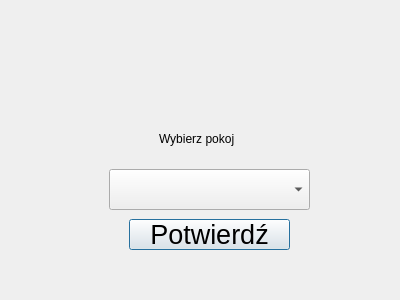
The window that src/client/room.ui (x-Yoshida/SK2-Projekt) describes before a commit, drawn with Qt 5.
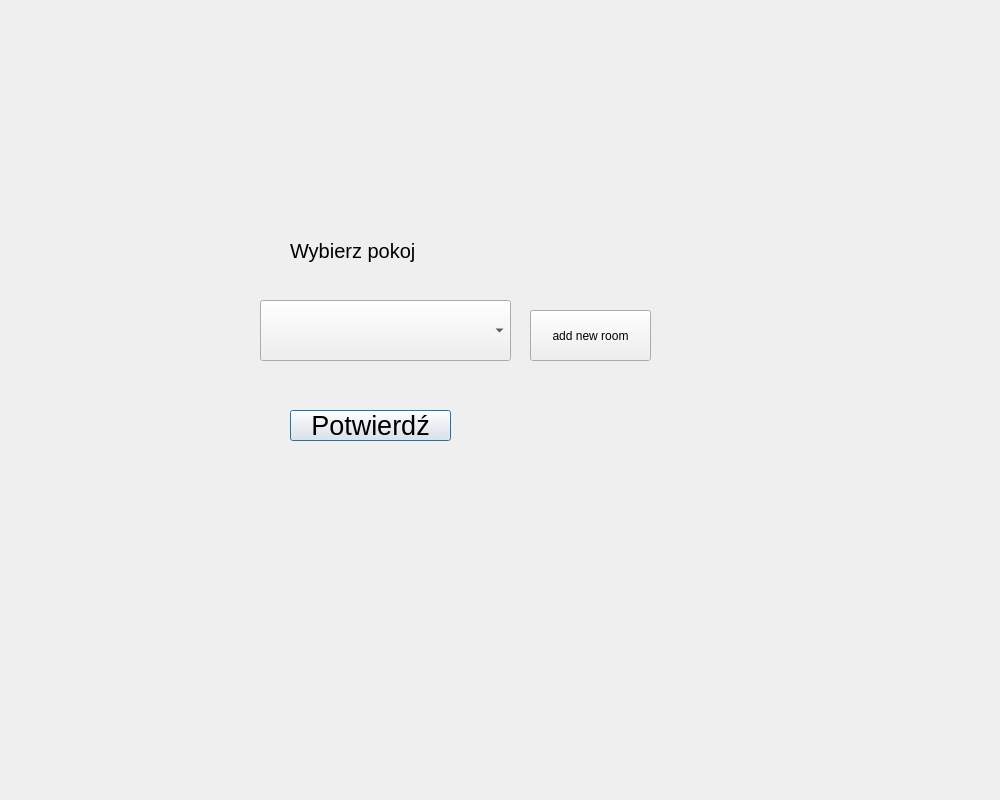
The same window after the commit.

```diff
--- a/src/client/room.ui
+++ b/src/client/room.ui
@@ -6,8 +6,8 @@
    <rect>
     <x>0</x>
     <y>0</y>
-    <width>400</width>
-    <height>300</height>
+    <width>1000</width>
+    <height>800</height>
    </rect>
   </property>
   <property name="windowTitle">
@@ -16,31 +16,36 @@
   <widget class="QWidget" name="widget" native="true">
    <property name="geometry">
     <rect>
-     <x>9</x>
-     <y>19</y>
-     <width>371</width>
-     <height>261</height>
+     <x>60</x>
+     <y>-10</y>
+     <width>1001</width>
+     <height>801</height>
     </rect>
    </property>
    <widget class="QComboBox" name="roomComboBox">
     <property name="geometry">
      <rect>
-      <x>100</x>
-      <y>150</y>
-      <width>201</width>
-      <height>41</height>
+      <x>200</x>
+      <y>310</y>
+      <width>251</width>
+      <height>61</height>
      </rect>
     </property>
    </widget>
    <widget class="QLabel" name="roomLabel">
     <property name="geometry">
      <rect>
-      <x>150</x>
-      <y>110</y>
-      <width>101</width>
-      <height>20</height>
+      <x>230</x>
+      <y>230</y>
+      <width>181</width>
+      <height>61</height>
      </rect>
     </property>
+    <property name="font">
+     <font>
+      <pointsize>15</pointsize>
+     </font>
+    </property>
     <property name="text">
      <string>Wybierz pokoj</string>
     </property>
@@ -48,8 +53,8 @@
    <widget class="QPushButton" name="roomSubmitButton">
     <property name="geometry">
      <rect>
-      <x>120</x>
-      <y>200</y>
+      <x>230</x>
+      <y>420</y>
       <width>161</width>
       <height>31</height>
      </rect>
@@ -63,6 +68,19 @@
      <string>Potwierdź</string>
     </property>
    </widget>
+   <widget class="QPushButton" name="roomAddButton">
+    <property name="geometry">
+     <rect>
+      <x>470</x>
+      <y>320</y>
+      <width>121</width>
+      <height>51</height>
+     </rect>
+    </property>
+    <property name="text">
+     <string>add new room</string>
+    </property>
+   </widget>
   </widget>
  </widget>
  <resources/>
```
